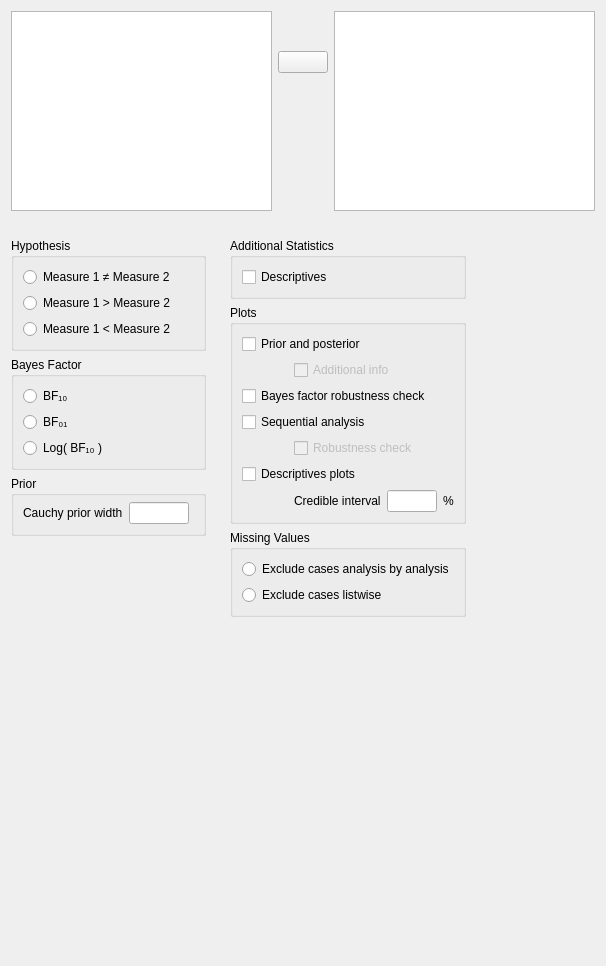
This is JASP-Desktop/analysisforms/ttestbayesianpairedsamplesform.ui in jasp-stats/jasp-desktop as Qt 5 draws it before an edit. The edited form follows.
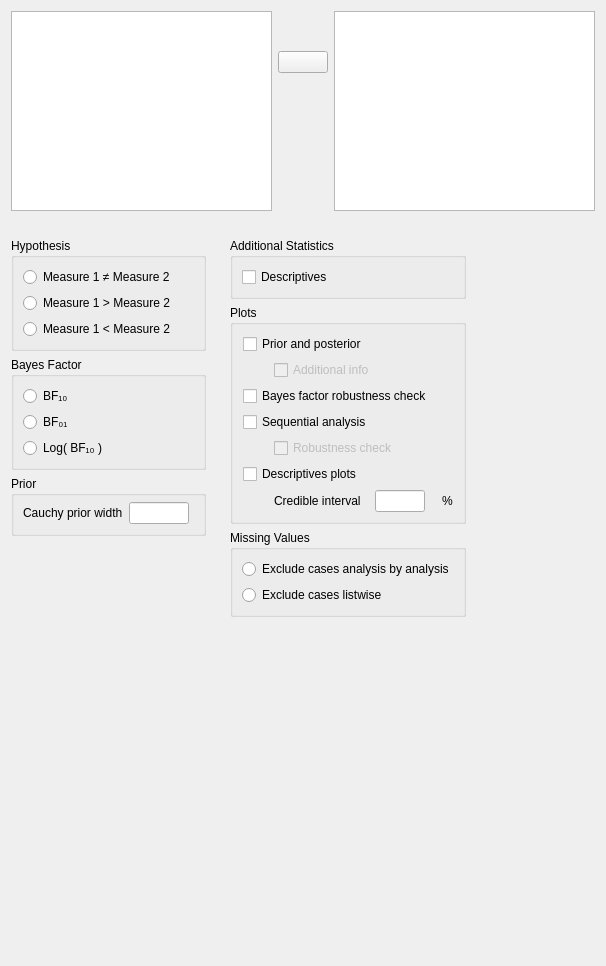
This is the edited form. Custom widgets are drawn as their Qt base class.

Commit message: B PS T-Test: Adjusted UI spacing

Patch:
```diff
--- a/JASP-Desktop/analysisforms/ttestbayesianpairedsamplesform.ui
+++ b/JASP-Desktop/analysisforms/ttestbayesianpairedsamplesform.ui
@@ -422,33 +422,26 @@
             <string>Plots</string>
            </property>
            <layout class="QGridLayout" name="gridLayout_4">
-            <item row="5" column="0" colspan="4">
-             <widget class="BoundCheckBox" name="descriptivesPlots">
-              <property name="sizePolicy">
-               <sizepolicy hsizetype="Fixed" vsizetype="Fixed">
-                <horstretch>0</horstretch>
-                <verstretch>0</verstretch>
-               </sizepolicy>
+            <item row="6" column="0">
+             <widget class="QLabel" name="label_4">
+              <property name="minimumSize">
+               <size>
+                <width>10</width>
+                <height>0</height>
+               </size>
               </property>
-              <property name="text">
-               <string>Descriptives plots</string>
+              <property name="maximumSize">
+               <size>
+                <width>10</width>
+                <height>16777215</height>
+               </size>
               </property>
-             </widget>
-            </item>
-            <item row="2" column="0" colspan="4">
-             <widget class="BoundCheckBox" name="plotBayesFactorRobustness">
-              <property name="sizePolicy">
-               <sizepolicy hsizetype="Fixed" vsizetype="Fixed">
-                <horstretch>0</horstretch>
-                <verstretch>0</verstretch>
-               </sizepolicy>
-              </property>
               <property name="text">
-               <string>Bayes factor robustness check</string>
+               <string/>
               </property>
              </widget>
             </item>
-            <item row="3" column="0" colspan="4">
+            <item row="3" column="0" colspan="3">
              <widget class="BoundCheckBox" name="plotSequentialAnalysis">
               <property name="sizePolicy">
                <sizepolicy hsizetype="Fixed" vsizetype="Fixed">
@@ -461,42 +454,7 @@
               </property>
              </widget>
             </item>
-            <item row="0" column="0" colspan="4">
-             <widget class="BoundCheckBox" name="plotPriorAndPosterior">
-              <property name="sizePolicy">
-               <sizepolicy hsizetype="Fixed" vsizetype="Fixed">
-                <horstretch>0</horstretch>
-                <verstretch>0</verstretch>
-               </sizepolicy>
-              </property>
-              <property name="text">
-               <string>Prior and posterior</string>
-              </property>
-             </widget>
-            </item>
             <item row="6" column="3">
-             <widget class="BoundTextBox" name="descriptivesPlotsCredibleInterval">
-              <property name="sizePolicy">
-               <sizepolicy hsizetype="Fixed" vsizetype="Preferred">
-                <horstretch>0</horstretch>
-                <verstretch>0</verstretch>
-               </sizepolicy>
-              </property>
-              <property name="minimumSize">
-               <size>
-                <width>50</width>
-                <height>0</height>
-               </size>
-              </property>
-              <property name="maximumSize">
-               <size>
-                <width>50</width>
-                <height>16777215</height>
-               </size>
-              </property>
-             </widget>
-            </item>
-            <item row="6" column="4">
              <widget class="QLabel" name="label_3">
               <property name="sizePolicy">
                <sizepolicy hsizetype="Fixed" vsizetype="Fixed">
@@ -509,17 +467,7 @@
               </property>
              </widget>
             </item>
-            <item row="4" column="0">
-             <widget class="QWidget" name="widget_5" native="true">
-              <property name="maximumSize">
-               <size>
-                <width>16</width>
-                <height>16777215</height>
-               </size>
-              </property>
-             </widget>
-            </item>
-            <item row="6" column="2">
+            <item row="6" column="1">
              <widget class="QLabel" name="label_2">
               <property name="sizePolicy">
                <sizepolicy hsizetype="Fixed" vsizetype="Fixed">
@@ -532,20 +480,55 @@
               </property>
              </widget>
             </item>
-            <item row="6" column="0">
-             <widget class="QLabel" name="label_4">
+            <item row="6" column="2">
+             <widget class="BoundTextBox" name="descriptivesPlotsCredibleInterval">
+              <property name="sizePolicy">
+               <sizepolicy hsizetype="Fixed" vsizetype="Preferred">
+                <horstretch>0</horstretch>
+                <verstretch>0</verstretch>
+               </sizepolicy>
+              </property>
               <property name="minimumSize">
                <size>
-                <width>10</width>
+                <width>50</width>
                 <height>0</height>
                </size>
               </property>
+              <property name="maximumSize">
+               <size>
+                <width>50</width>
+                <height>16777215</height>
+               </size>
+              </property>
+             </widget>
+            </item>
+            <item row="5" column="0" colspan="3">
+             <widget class="BoundCheckBox" name="descriptivesPlots">
+              <property name="sizePolicy">
+               <sizepolicy hsizetype="Fixed" vsizetype="Fixed">
+                <horstretch>0</horstretch>
+                <verstretch>0</verstretch>
+               </sizepolicy>
+              </property>
               <property name="text">
-               <string/>
+               <string>Descriptives plots</string>
               </property>
              </widget>
             </item>
-            <item row="4" column="2" colspan="3">
+            <item row="2" column="0" colspan="3">
+             <widget class="BoundCheckBox" name="plotBayesFactorRobustness">
+              <property name="sizePolicy">
+               <sizepolicy hsizetype="Fixed" vsizetype="Fixed">
+                <horstretch>0</horstretch>
+                <verstretch>0</verstretch>
+               </sizepolicy>
+              </property>
+              <property name="text">
+               <string>Bayes factor robustness check</string>
+              </property>
+             </widget>
+            </item>
+            <item row="4" column="1" colspan="3">
              <widget class="BoundCheckBox" name="plotSequentialAnalysisRobustness">
               <property name="enabled">
                <bool>false</bool>
@@ -561,7 +544,7 @@
               </property>
              </widget>
             </item>
-            <item row="1" column="2" colspan="3">
+            <item row="1" column="1" colspan="3">
              <widget class="BoundCheckBox" name="plotPriorAndPosteriorAdditionalInfo">
               <property name="enabled">
                <bool>false</bool>
@@ -577,6 +560,35 @@
               </property>
              </widget>
             </item>
+            <item row="0" column="0" colspan="3">
+             <widget class="BoundCheckBox" name="plotPriorAndPosterior">
+              <property name="sizePolicy">
+               <sizepolicy hsizetype="Fixed" vsizetype="Fixed">
+                <horstretch>0</horstretch>
+                <verstretch>0</verstretch>
+               </sizepolicy>
+              </property>
+              <property name="text">
+               <string>Prior and posterior</string>
+              </property>
+             </widget>
+            </item>
+            <item row="1" column="0">
+             <widget class="QWidget" name="widget" native="true">
+              <property name="minimumSize">
+               <size>
+                <width>10</width>
+                <height>0</height>
+               </size>
+              </property>
+              <property name="maximumSize">
+               <size>
+                <width>10</width>
+                <height>16777215</height>
+               </size>
+              </property>
+             </widget>
+            </item>
            </layout>
           </widget>
          </item>
```
